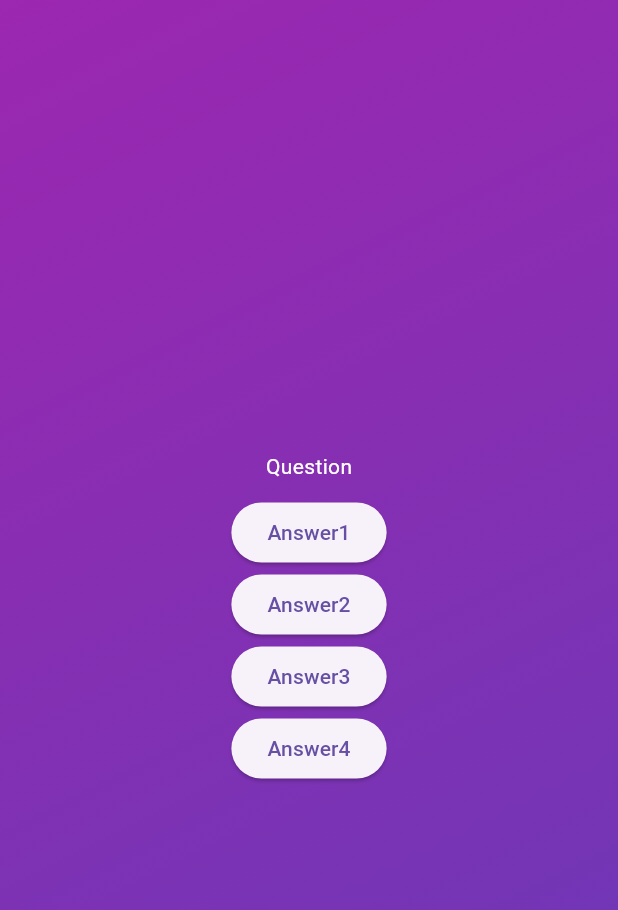
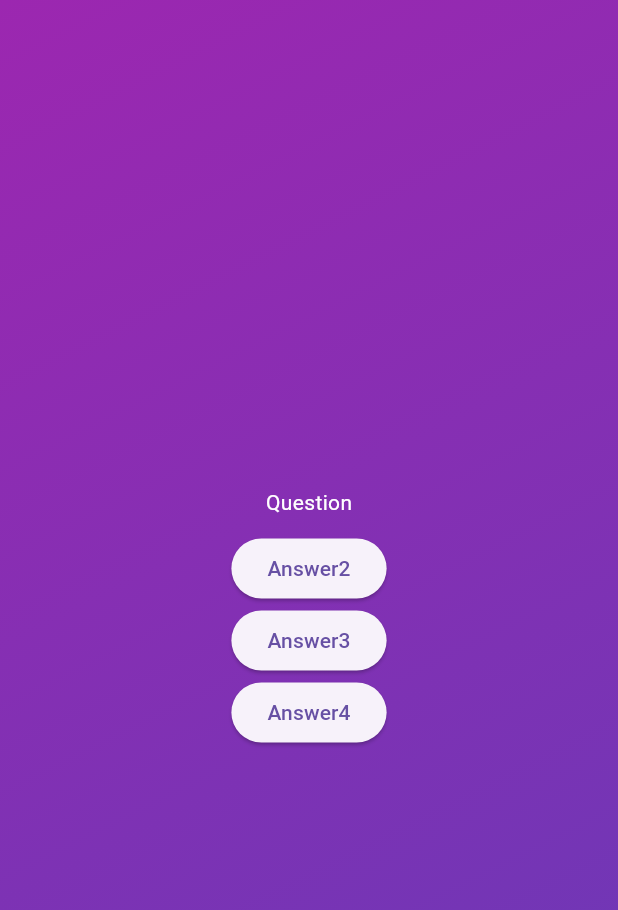
Before and after one commit to Olooce/basic_quiz_app, a Flutter app: the screen it shows after launch, after a tap on "Start Quiz", on a phone screen of 412 x 824 dp. Shown: the top 910 px of the screen. Run offline on Flutter 3.47's test engine with Material 3 defaults, Android fonts, the phone set to English and light mode, and no system bars.

```diff
--- a/lib/questions_screen.dart
+++ b/lib/questions_screen.dart
@@ -24,10 +24,6 @@ class _QuestionsScreen extends State<QuestionsScreen> {
           const SizedBox(height: 10),
           ElevatedButton(
             onPressed: () {},
-            child: const Text('Answer1'),
-          ),
-          ElevatedButton(
-            onPressed: () {},
             child: const Text('Answer2'),
           ),
           ElevatedButton(
```
Also changed, not shown: lib/answer_button.dart (added, +16 -0 lines).
